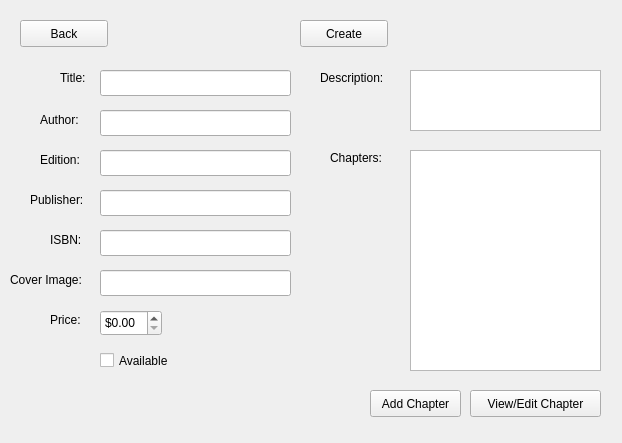
AnkushVarshneya/CUTPS, file D4_TeamJava/cuTPS_gui/EditTextbookFormWindow.ui: the form before one commit.
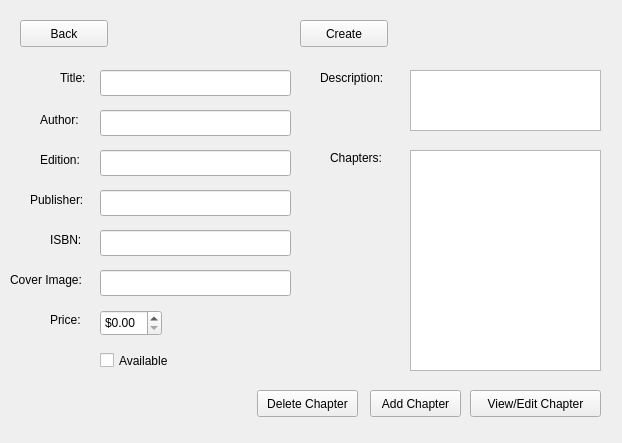
The form after the commit.

Commit message: almost finished contentmanagement interface, going to change functionality of delete textbook/chapter etc.

Patch:
```diff
--- a/D4_TeamJava/cuTPS_gui/EditTextbookFormWindow.ui
+++ b/D4_TeamJava/cuTPS_gui/EditTextbookFormWindow.ui
@@ -291,6 +291,19 @@
     </rect>
    </property>
   </widget>
+  <widget class="QPushButton" name="deleteChapterButton">
+   <property name="geometry">
+    <rect>
+     <x>257</x>
+     <y>390</y>
+     <width>101</width>
+     <height>27</height>
+    </rect>
+   </property>
+   <property name="text">
+    <string>Delete Chapter</string>
+   </property>
+  </widget>
  </widget>
  <resources/>
  <connections/>
```
Left out of the diff: 3 changed lines with no effect on the pictures. The commit also changes 14 other files.
